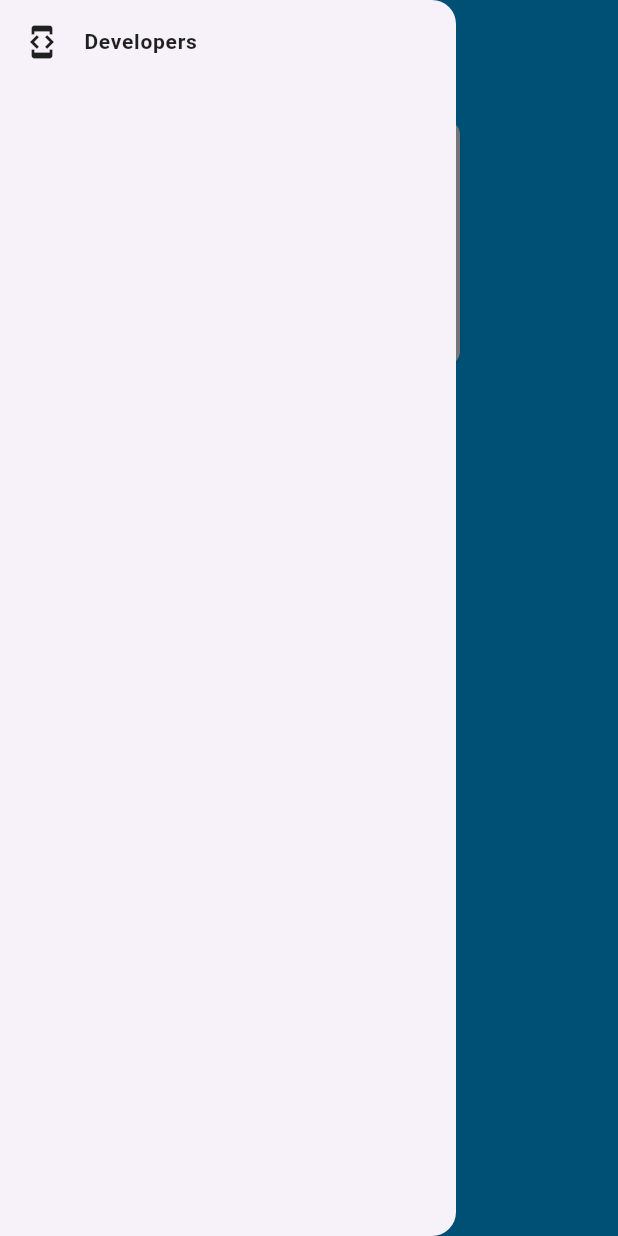
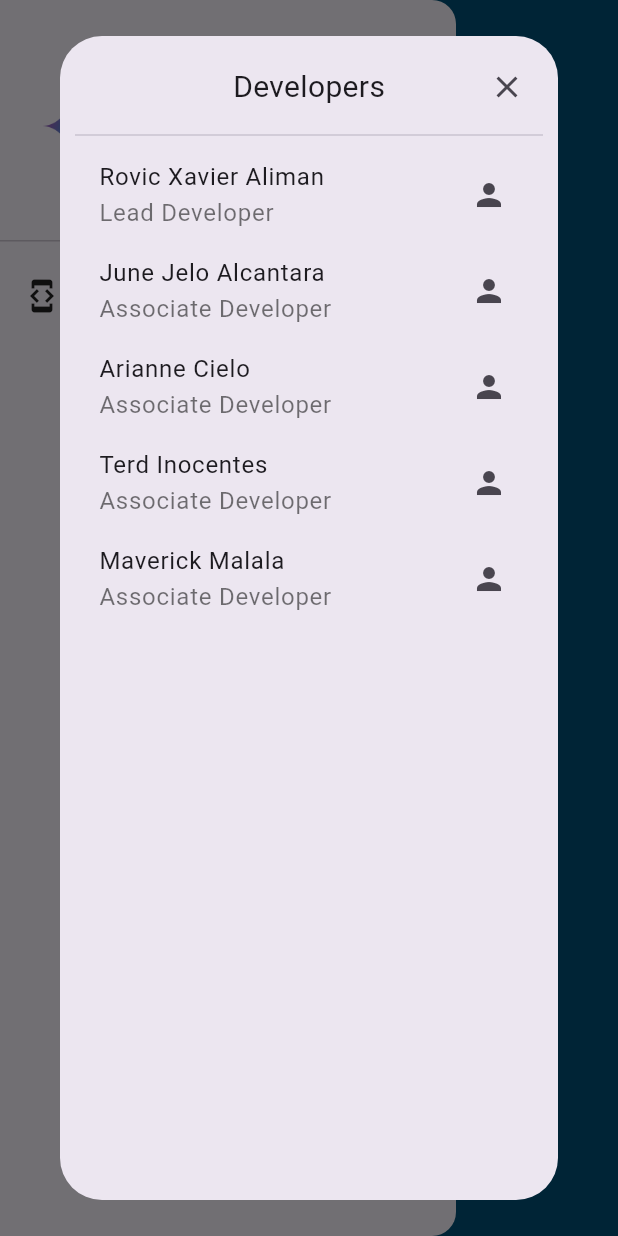
Before and after one commit to olopsc-rxaliman/ai-integration-project, a Flutter app: the screen it shows after launch, in the side drawer, after a tap on "Developers", on a phone screen of 412 x 824 dp. Run offline on Flutter 3.47's test engine with Material 3 defaults, Android fonts, the phone set to English and light mode, and no system bars; our stand-ins replace animated_splash_screen, page_transition.

Commit message:
Added Developer Dialog

```diff
--- /dev/null
+++ b/lib/components/developer_dialog.dart
@@ -0,0 +1,90 @@
+import "package:flutter/material.dart";
+
+class DeveloperDialog extends StatelessWidget {
+  const DeveloperDialog({super.key});
+
+  @override
+  Widget build(BuildContext context) {
+    return Dialog(
+      child: Padding(
+        padding: const EdgeInsets.all(10),
+        child: ListView(
+          children: [
+            Stack(
+              alignment: Alignment.center,
+              children: [
+                Align(
+                  alignment: Alignment.centerRight,
+                  child: IconButton(
+                    onPressed: () {
+                      Navigator.of(context).pop();
+                    },
+                    icon: const Icon(Icons.close),
+                  ),
+                ),
+                const Align(
+                  alignment: Alignment.center,
+                  child: Text(
+                    "Developers",
+                    style: TextStyle(fontSize: 20),
+                  ),
+                ),
+              ],
+            ),
+            const Divider(),
+            const ListTile(
+              trailing: Icon(Icons.person),
+              title: Column(
+                crossAxisAlignment: CrossAxisAlignment.start,
+                children: [
+                  Text("Rovic Xavier Aliman"),
+                  Text("Lead Developer", style: TextStyle(color: Colors.black54)),
+                ],
+              ),
+            ),
+            const ListTile(
+              trailing: Icon(Icons.person),
+              title: Column(
+                crossAxisAlignment: CrossAxisAlignment.start,
+                children: [
+                  Text("June Jelo Alcantara"),
+                  Text("Associate Developer", style: TextStyle(color: Colors.black54)),
+                ],
+              ),
+            ),
+            const ListTile(
+              trailing: Icon(Icons.person),
+              title: Column(
+                crossAxisAlignment: CrossAxisAlignment.start,
+                children: [
+                  Text("Arianne Cielo"),
+                  Text("Associate Developer", style: TextStyle(color: Colors.black54)),
+                ],
+              ),
+            ),
+            const ListTile(
+              trailing: Icon(Icons.person),
+              title: Column(
+                crossAxisAlignment: CrossAxisAlignment.start,
+                children: [
+                  Text("Terd Inocentes"),
+                  Text("Associate Developer", style: TextStyle(color: Colors.black54)),
+                ],
+              ),
+            ),
+            const ListTile(
+              trailing: Icon(Icons.person),
+              title: Column(
+                crossAxisAlignment: CrossAxisAlignment.start,
+                children: [
+                  Text("Maverick Malala"),
+                  Text("Associate Developer", style: TextStyle(color: Colors.black54)),
+                ],
+              ),
+            ),
+          ],
+        ),
+      ),
+    );
+  }
+}
--- a/lib/components/home_drawer.dart
+++ b/lib/components/home_drawer.dart
@@ -1,3 +1,4 @@
+import "package:ai_integration_project/components/developer_dialog.dart";
 import "package:flutter/material.dart";
 
 class HomeDrawer extends StatelessWidget {
@@ -10,6 +11,58 @@ class HomeDrawer extends StatelessWidget {
         child: Column(
           crossAxisAlignment: CrossAxisAlignment.start,
           children: [
+            DrawerHeader(
+              child: Row(
+                mainAxisAlignment: MainAxisAlignment.center,
+                children: [
+                  Image.asset(
+                    'lib/resources/images/gemini.png',
+                    scale: 8,
+                  ),
+                  const SizedBox(width: 20),
+                  Column(
+                    mainAxisAlignment: MainAxisAlignment.center,
+                    crossAxisAlignment: CrossAxisAlignment.start,
+                    children: [
+                      const Text(
+                        "AI Learn",
+                        style: TextStyle(
+                          fontFamily: 'LeagueSpartan',
+                          color: Color(0xFF00adff),
+                          fontWeight: FontWeight.bold,
+                          fontSize: 40,
+                        ),
+                      ),
+                      Row(
+                        mainAxisAlignment: MainAxisAlignment.start,
+                        children: [
+                          const Text(
+                            "Powered by: ",
+                            style: TextStyle(
+                              color: Colors.grey,
+                              fontSize: 13,
+                            ),
+                          ),
+                          const Text(
+                            "Google Gemini ",
+                            style: TextStyle(
+                              color: Colors.grey,
+                              fontSize: 13,
+                              fontWeight: FontWeight.bold,
+                            ),
+                          ),
+                          Image.asset(
+                            'lib/resources/images/gemini.png',
+                            scale: 17,
+                            isAntiAlias: true,
+                          ),
+                        ],
+                      ),
+                    ],
+                  ),
+                ],
+              ),
+            ),
             ListTile(
               leading: const Icon(
                 Icons.developer_mode,
@@ -24,7 +77,10 @@ class HomeDrawer extends StatelessWidget {
                 ),
               ),
               onTap: () {
-
+                showDialog(
+                  context: context,
+                  builder: (context) => const DeveloperDialog(),
+                );
               },
             )
           ],
--- a/lib/components/topic_button_widget.dart
+++ b/lib/components/topic_button_widget.dart
@@ -20,7 +20,7 @@ class TopicButtonWidget extends StatelessWidget {
             );
           },
           splashFactory: InkRipple.splashFactory,
-          borderRadius: BorderRadius.circular(10),
+          borderRadius: BorderRadius.circular(15),
           highlightColor: Colors.black.withOpacity(0.05),
           splashColor: Colors.black.withOpacity(0.1),
           child: const Padding(
```
